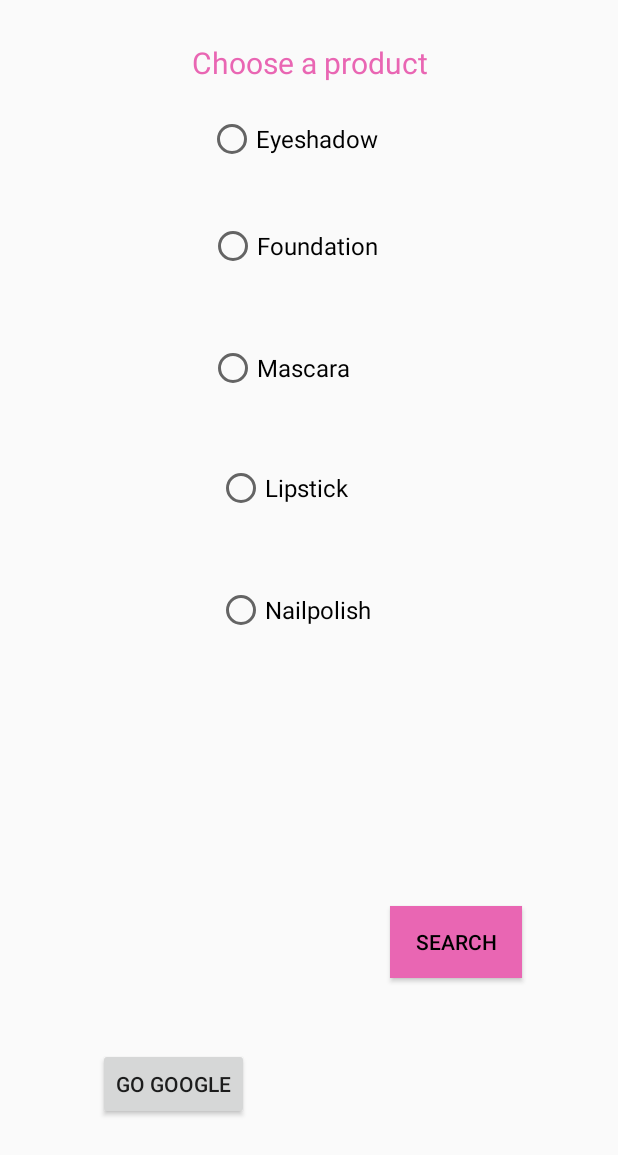
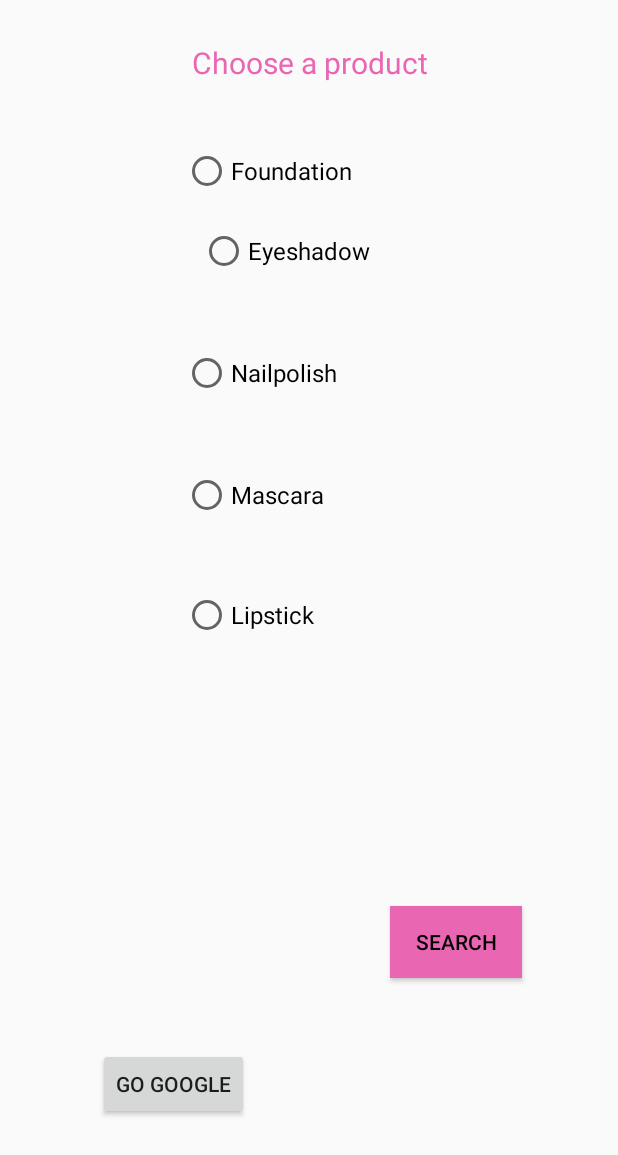
Before and after one commit to Nameyray/Sassy_Gal, an Android app: the ProductSearchActivity screen opened directly, with no data from a screen before it, on a phone screen of 412 x 824 dp. Shown: the top 1155 px of the screen. Run offline under Robolectric (Android 15) with nearby library versions, the phone set to English and light mode, and no system bars; our stand-ins replace ButterKnife.

Commit message:
update the product search design

```diff
--- a/app/src/main/res/layout/activity_product_search.xml
+++ b/app/src/main/res/layout/activity_product_search.xml
@@ -31,58 +31,6 @@
         app:layout_constraintBottom_toBottomOf="parent"
         app:layout_constraintEnd_toEndOf="parent" />
 
-    <RadioButton
-        android:id="@+id/radioButton"
-        android:layout_width="wrap_content"
-        android:layout_height="wrap_content"
-        android:layout_marginStart="11dp"
-        android:layout_marginTop="21dp"
-        android:text="Eyeshadow"
-        android:textSize="16sp"
-        app:layout_constraintStart_toStartOf="@+id/textView2"
-        app:layout_constraintTop_toBottomOf="@+id/textView2" />
-
-    <RadioButton
-        android:id="@+id/radioButton2"
-        android:layout_width="wrap_content"
-        android:layout_height="wrap_content"
-        android:layout_marginTop="39dp"
-        android:text="Foundation"
-        android:textSize="16sp"
-        app:layout_constraintEnd_toEndOf="@+id/radioButton"
-        app:layout_constraintTop_toBottomOf="@+id/radioButton" />
-
-    <RadioButton
-        android:id="@+id/radioButton3"
-        android:layout_width="wrap_content"
-        android:layout_height="wrap_content"
-        android:layout_marginTop="49dp"
-        android:text="Mascara"
-        android:textSize="16sp"
-        app:layout_constraintStart_toStartOf="@+id/radioButton2"
-        app:layout_constraintTop_toBottomOf="@+id/radioButton2" />
-
-    <RadioButton
-        android:id="@+id/radioButton4"
-        android:layout_width="wrap_content"
-        android:layout_height="wrap_content"
-        android:layout_marginTop="48dp"
-        android:layout_marginEnd="1dp"
-        android:text="Lipstick"
-        android:textSize="16sp"
-        app:layout_constraintEnd_toEndOf="@+id/radioButton3"
-        app:layout_constraintTop_toBottomOf="@+id/radioButton3" />
-
-    <RadioButton
-        android:id="@+id/radioButton5"
-        android:layout_width="wrap_content"
-        android:layout_height="wrap_content"
-        android:layout_marginTop="49dp"
-        android:text="Nailpolish"
-        android:textSize="16sp"
-        app:layout_constraintStart_toStartOf="@+id/radioButton4"
-        app:layout_constraintTop_toBottomOf="@+id/radioButton4" />
-
     <Button
         android:id="@+id/google"
         android:layout_width="wrap_content"
@@ -93,5 +41,57 @@
         app:layout_constraintBottom_toBottomOf="parent"
         app:layout_constraintStart_toStartOf="parent" />
 
+    <RadioGroup
+        android:id="@+id/radiogroup"
+        android:layout_width="wrap_content"
+        android:layout_height="wrap_content"
+        android:layout_marginTop="3dp"
+        android:layout_marginEnd="38dp"
+        app:layout_constraintEnd_toEndOf="@+id/textView2"
+        app:layout_constraintTop_toBottomOf="@+id/textView2">
+
+        <RadioButton
+            android:id="@+id/radioButton2"
+            android:layout_width="wrap_content"
+            android:layout_height="wrap_content"
+            android:layout_marginTop="39dp"
+            android:text="Foundation"
+            android:textSize="16sp" />
+
+        <RadioButton
+            android:id="@+id/radioButton"
+            android:layout_width="wrap_content"
+            android:layout_height="wrap_content"
+            android:layout_marginStart="11dp"
+            android:layout_marginTop="21dp"
+            android:text="Eyeshadow"
+            android:textSize="16sp" />
+
+        <RadioButton
+            android:id="@+id/radioButton5"
+            android:layout_width="wrap_content"
+            android:layout_height="wrap_content"
+            android:layout_marginTop="49dp"
+            android:text="Nailpolish"
+            android:textSize="16sp" />
+
+        <RadioButton
+            android:id="@+id/radioButton3"
+            android:layout_width="wrap_content"
+            android:layout_height="wrap_content"
+            android:layout_marginTop="49dp"
+            android:text="Mascara"
+            android:textSize="16sp" />
+
+        <RadioButton
+            android:id="@+id/radioButton4"
+            android:layout_width="wrap_content"
+            android:layout_height="wrap_content"
+            android:layout_marginTop="48dp"
+            android:layout_marginEnd="1dp"
+            android:text="Lipstick"
+            android:textSize="16sp" />
+    </RadioGroup>
+
 
 </androidx.constraintlayout.widget.ConstraintLayout>
```
